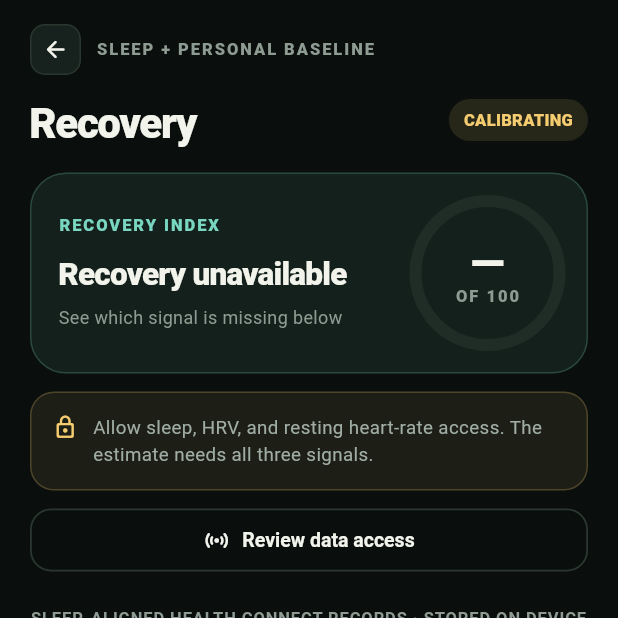
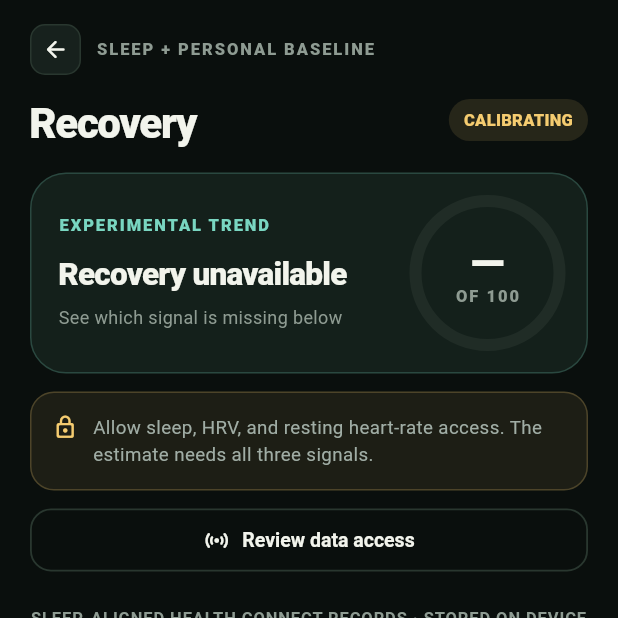
Before and after one commit to amartyaay/Becel_android, a Flutter app: the screen it shows after launch, item 2 of the bottom bar chosen, after a tap on "Recovery", on a phone screen of 412 x 824 dp, the top half of it. Run offline on Flutter 3.47's test engine with Material 3 defaults, Android fonts, the phone set to English and light mode, and no system bars; our stand-ins replace go_router.

Commit message:
Label Recovery as an experimental personal trend

```diff
--- a/lib/domain/estimates.dart
+++ b/lib/domain/estimates.dart
@@ -14,15 +14,16 @@ const sleepDurationMethod =
     'not precise enough to grade a night.';
 
 const recoveryMethod =
-    'Becel Recovery index: 40% sleep-duration progress, 35% RMSSD HRV, and '
+    'Experimental personal trend: 40% sleep-duration progress, 35% RMSSD HRV, and '
     '25% resting heart rate. HRV readings must fall inside recorded asleep '
     'stages. Daily resting-HR readings are aligned by local date with the '
     'selected sleep session. Both signals are compared with their own matched '
     'values from the previous 14 local dates; each needs 10 baseline dates. '
     'A yellow label means fewer than 2 current HRV readings, no current daily '
     'RHR reading, or an incomplete 14-date baseline for '
-    'at least one signal. The 0-100 mapping '
-    'is a product heuristic, not clinically validated.';
+    'at least one signal. Its 0-100 mapping and 40/35/25 weights are '
+    'experimental product heuristics, not validated measures of readiness or '
+    'performance. Use this only as a within-person trend.';
 
 const activityMethod =
     'Becel HR estimate: moderate-equivalent minutes from Fitbit Air heart-rate '
--- a/lib/features/health/health_hub_screen.dart
+++ b/lib/features/health/health_hub_screen.dart
@@ -181,8 +181,8 @@ class _HealthHubScreenState extends State<HealthHubScreen> {
                 note: recovery == null
                     ? _recoveryNote(heart, summary, recoveryStatus)
                     : recoveryStatus?.limitedSamples == true
-                    ? 'Limited signal or personal-history coverage · see component counts'
-                    : 'Sleep stages + date-aligned HRV/RHR · personal baseline',
+                    ? 'Experimental trend · limited signal or personal-history coverage'
+                    : 'Experimental personal trend · sleep stages + date-aligned HRV/RHR',
                 onTap: () => context.push('/health/recovery'),
               ),
               const SizedBox(height: 9),
--- a/lib/features/recovery/recovery_screen.dart
+++ b/lib/features/recovery/recovery_screen.dart
@@ -104,7 +104,7 @@ class _RecoveryScreenState extends State<RecoveryScreen> {
                             ? 'CALIBRATING'
                             : readiness?.limitedSamples == true
                             ? 'LOW DATA'
-                            : 'ESTIMATE',
+                            : 'EXPERIMENTAL',
                         color: estimate == null
                             ? AppColors.yellow
                             : readiness?.limitedSamples == true
@@ -119,6 +119,15 @@ class _RecoveryScreenState extends State<RecoveryScreen> {
                 limitedSamples:
                     estimate != null && (readiness?.limitedSamples ?? false),
               ),
+              if (estimate != null) ...[
+                const SizedBox(height: 10),
+                const InfoNote(
+                  text:
+                      'Experimental personal trend only. This formula is not validated as training readiness or a predictor of performance; use your own symptoms and training context.',
+                  icon: Icons.science_outlined,
+                  color: AppColors.yellow,
+                ),
+              ],
               if (night != null) ...[
                 const SizedBox(height: 10),
                 InfoNote(
@@ -274,12 +283,14 @@ class _RecoveryCard extends StatelessWidget {
               crossAxisAlignment: CrossAxisAlignment.start,
               children: [
                 Text(
-                  limitedSamples ? 'LIMITED DATA' : 'RECOVERY INDEX',
+                  limitedSamples
+                      ? 'LIMITED DATA · EXPERIMENTAL'
+                      : 'EXPERIMENTAL TREND',
                   style: AppType.eyebrow.copyWith(color: color),
                 ),
                 const SizedBox(height: 11),
                 Text(
-                  score == null ? 'Recovery unavailable' : 'Recovery index',
+                  score == null ? 'Recovery unavailable' : 'Recovery trend',
                   style: const TextStyle(
                     color: AppColors.textPrimary,
                     fontSize: 21,
--- a/lib/features/today/today_screen.dart
+++ b/lib/features/today/today_screen.dart
@@ -478,7 +478,7 @@ class _RecoveryHero extends StatelessWidget {
                 ),
                 const SizedBox(height: 12),
                 Text(
-                  score == null ? 'Recovery unavailable' : 'Recovery index',
+                  score == null ? 'Recovery unavailable' : 'Recovery trend',
                   style: const TextStyle(
                     color: AppColors.textPrimary,
                     fontSize: 19,
@@ -494,8 +494,8 @@ class _RecoveryHero extends StatelessWidget {
                             ? 'Checking sleep and personal signals…'
                             : subtitle
                       : limitedSamples
-                      ? 'Limited signal or baseline coverage - tap for details'
-                      : 'Becel index - tap for signals',
+                      ? 'Limited data · experimental trend · tap for signals'
+                      : 'Experimental personal trend · tap for signals',
                   style: AppType.caption.copyWith(height: 1.35),
                 ),
               ],
```
Also changed, not shown: 2 other files.
